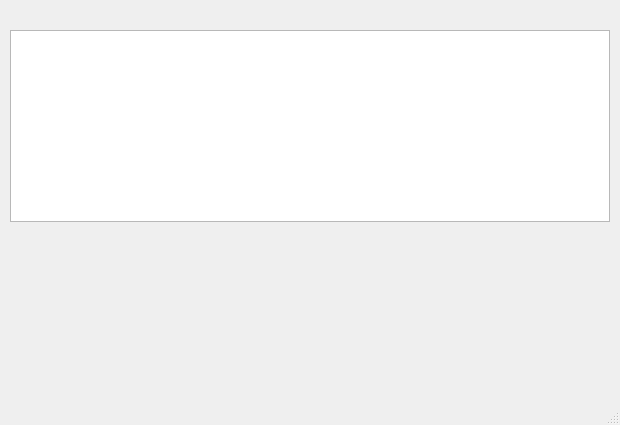
Apolsid/mi_e20, file untitled.ui: the form before one commit.
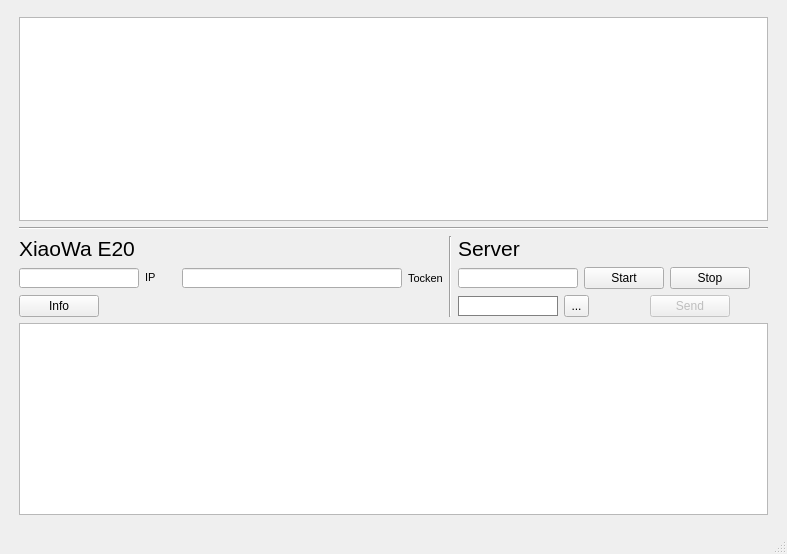
The form after the commit.

What changed in the file:
```diff
--- a/untitled.ui
+++ b/untitled.ui
@@ -6,8 +6,8 @@
    <rect>
     <x>0</x>
     <y>0</y>
-    <width>620</width>
-    <height>425</height>
+    <width>787</width>
+    <height>554</height>
    </rect>
   </property>
   <property name="sizePolicy">
@@ -20,26 +20,444 @@
    <string>Package manager (XiaoWa E20)</string>
   </property>
   <widget class="QWidget" name="centralwidget">
-   <widget class="QListWidget" name="listWidget">
-    <property name="geometry">
-     <rect>
-      <x>10</x>
-      <y>30</y>
-      <width>600</width>
-      <height>192</height>
-     </rect>
-    </property>
-   </widget>
-  </widget>
-  <widget class="QMenuBar" name="menubar">
-   <property name="geometry">
-    <rect>
-     <x>0</x>
-     <y>0</y>
-     <width>620</width>
-     <height>21</height>
-    </rect>
-   </property>
+   <layout class="QHBoxLayout" name="horizontalLayout_8">
+    <item>
+     <layout class="QVBoxLayout" name="verticalLayout_4">
+      <property name="leftMargin">
+       <number>10</number>
+      </property>
+      <property name="topMargin">
+       <number>8</number>
+      </property>
+      <property name="rightMargin">
+       <number>10</number>
+      </property>
+      <property name="bottomMargin">
+       <number>8</number>
+      </property>
+      <item>
+       <widget class="QListWidget" name="list_rows"/>
+      </item>
+      <item>
+       <widget class="Line" name="line_3">
+        <property name="orientation">
+         <enum>Qt::Horizontal</enum>
+        </property>
+       </widget>
+      </item>
+      <item>
+       <layout class="QVBoxLayout" name="verticalLayout_3">
+        <item>
+         <layout class="QHBoxLayout" name="horizontalLayout_7">
+          <item>
+           <layout class="QVBoxLayout" name="verticalLayout_2">
+            <item>
+             <layout class="QHBoxLayout" name="horizontalLayout_3">
+              <item>
+               <widget class="QLabel" name="label_2">
+                <property name="font">
+                 <font>
+                  <pointsize>16</pointsize>
+                 </font>
+                </property>
+                <property name="text">
+                 <string>XiaoWa E20</string>
+                </property>
+               </widget>
+              </item>
+              <item>
+               <spacer name="horizontalSpacer_3">
+                <property name="orientation">
+                 <enum>Qt::Horizontal</enum>
+                </property>
+                <property name="sizeHint" stdset="0">
+                 <size>
+                  <width>40</width>
+                  <height>20</height>
+                 </size>
+                </property>
+               </spacer>
+              </item>
+             </layout>
+            </item>
+            <item>
+             <layout class="QHBoxLayout" name="horizontalLayout_4">
+              <item>
+               <widget class="QLineEdit" name="e_robot_ip">
+                <property name="sizePolicy">
+                 <sizepolicy hsizetype="Fixed" vsizetype="Fixed">
+                  <horstretch>0</horstretch>
+                  <verstretch>0</verstretch>
+                 </sizepolicy>
+                </property>
+                <property name="minimumSize">
+                 <size>
+                  <width>120</width>
+                  <height>20</height>
+                 </size>
+                </property>
+                <property name="maximumSize">
+                 <size>
+                  <width>120</width>
+                  <height>20</height>
+                 </size>
+                </property>
+                <property name="alignment">
+                 <set>Qt::AlignCenter</set>
+                </property>
+               </widget>
+              </item>
+              <item>
+               <widget class="QLabel" name="label_3">
+                <property name="sizePolicy">
+                 <sizepolicy hsizetype="Fixed" vsizetype="Fixed">
+                  <horstretch>0</horstretch>
+                  <verstretch>0</verstretch>
+                 </sizepolicy>
+                </property>
+                <property name="font">
+                 <font>
+                  <pointsize>8</pointsize>
+                 </font>
+                </property>
+                <property name="text">
+                 <string>IP</string>
+                </property>
+               </widget>
+              </item>
+              <item>
+               <spacer name="horizontalSpacer_6">
+                <property name="orientation">
+                 <enum>Qt::Horizontal</enum>
+                </property>
+                <property name="sizeType">
+                 <enum>QSizePolicy::Fixed</enum>
+                </property>
+                <property name="sizeHint" stdset="0">
+                 <size>
+                  <width>20</width>
+                  <height>20</height>
+                 </size>
+                </property>
+               </spacer>
+              </item>
+              <item>
+               <widget class="QLineEdit" name="e_robot_tocken">
+                <property name="sizePolicy">
+                 <sizepolicy hsizetype="Fixed" vsizetype="Fixed">
+                  <horstretch>0</horstretch>
+                  <verstretch>0</verstretch>
+                 </sizepolicy>
+                </property>
+                <property name="minimumSize">
+                 <size>
+                  <width>220</width>
+                  <height>20</height>
+                 </size>
+                </property>
+                <property name="maximumSize">
+                 <size>
+                  <width>220</width>
+                  <height>20</height>
+                 </size>
+                </property>
+                <property name="alignment">
+                 <set>Qt::AlignCenter</set>
+                </property>
+               </widget>
+              </item>
+              <item>
+               <widget class="QLabel" name="label_4">
+                <property name="font">
+                 <font>
+                  <pointsize>8</pointsize>
+                 </font>
+                </property>
+                <property name="text">
+                 <string>Tocken</string>
+                </property>
+               </widget>
+              </item>
+              <item>
+               <spacer name="horizontalSpacer_7">
+                <property name="orientation">
+                 <enum>Qt::Horizontal</enum>
+                </property>
+                <property name="sizeHint" stdset="0">
+                 <size>
+                  <width>0</width>
+                  <height>20</height>
+                 </size>
+                </property>
+               </spacer>
+              </item>
+             </layout>
+            </item>
+            <item>
+             <layout class="QHBoxLayout" name="horizontalLayout_5">
+              <item>
+               <widget class="QPushButton" name="btn_robot_info">
+                <property name="text">
+                 <string>Info</string>
+                </property>
+               </widget>
+              </item>
+              <item>
+               <spacer name="horizontalSpacer_4">
+                <property name="orientation">
+                 <enum>Qt::Horizontal</enum>
+                </property>
+                <property name="sizeHint" stdset="0">
+                 <size>
+                  <width>40</width>
+                  <height>20</height>
+                 </size>
+                </property>
+               </spacer>
+              </item>
+             </layout>
+            </item>
+           </layout>
+          </item>
+          <item>
+           <widget class="Line" name="line_2">
+            <property name="orientation">
+             <enum>Qt::Vertical</enum>
+            </property>
+           </widget>
+          </item>
+          <item>
+           <layout class="QVBoxLayout" name="verticalLayout">
+            <item>
+             <layout class="QHBoxLayout" name="horizontalLayout_2">
+              <item>
+               <widget class="QLabel" name="label">
+                <property name="font">
+                 <font>
+                  <pointsize>16</pointsize>
+                 </font>
+                </property>
+                <property name="text">
+                 <string>Server</string>
+                </property>
+               </widget>
+              </item>
+              <item>
+               <spacer name="horizontalSpacer_2">
+                <property name="orientation">
+                 <enum>Qt::Horizontal</enum>
+                </property>
+                <property name="sizeHint" stdset="0">
+                 <size>
+                  <width>0</width>
+                  <height>20</height>
+                 </size>
+                </property>
+               </spacer>
+              </item>
+             </layout>
+            </item>
+            <item>
+             <layout class="QHBoxLayout" name="horizontalLayout">
+              <item>
+               <widget class="QLineEdit" name="e_server_ip">
+                <property name="sizePolicy">
+                 <sizepolicy hsizetype="Fixed" vsizetype="Fixed">
+                  <horstretch>0</horstretch>
+                  <verstretch>0</verstretch>
+                 </sizepolicy>
+                </property>
+                <property name="minimumSize">
+                 <size>
+                  <width>120</width>
+                  <height>20</height>
+                 </size>
+                </property>
+                <property name="maximumSize">
+                 <size>
+                  <width>120</width>
+                  <height>20</height>
+                 </size>
+                </property>
+                <property name="alignment">
+                 <set>Qt::AlignCenter</set>
+                </property>
+               </widget>
+              </item>
+              <item>
+               <widget class="QPushButton" name="btn_server_start">
+                <property name="text">
+                 <string>Start</string>
+                </property>
+               </widget>
+              </item>
+              <item>
+               <widget class="QPushButton" name="btn_server_stop">
+                <property name="text">
+                 <string>Stop</string>
+                </property>
+               </widget>
+              </item>
+              <item>
+               <spacer name="horizontalSpacer">
+                <property name="orientation">
+                 <enum>Qt::Horizontal</enum>
+                </property>
+                <property name="sizeHint" stdset="0">
+                 <size>
+                  <width>0</width>
+                  <height>20</height>
+                 </size>
+                </property>
+               </spacer>
+              </item>
+             </layout>
+            </item>
+            <item>
+             <layout class="QHBoxLayout" name="horizontalLayout_6">
+              <item>
+               <widget class="QLabel" name="l_file">
+                <property name="sizePolicy">
+                 <sizepolicy hsizetype="Fixed" vsizetype="Fixed">
+                  <horstretch>0</horstretch>
+                  <verstretch>0</verstretch>
+                 </sizepolicy>
+                </property>
+                <property name="minimumSize">
+                 <size>
+                  <width>100</width>
+                  <height>20</height>
+                 </size>
+                </property>
+                <property name="maximumSize">
+                 <size>
+                  <width>100</width>
+                  <height>20</height>
+                 </size>
+                </property>
+                <property name="styleSheet">
+                 <string notr="true">background-color:rgb(255, 255, 255);
+border: 1px solid gray;</string>
+                </property>
+                <property name="text">
+                 <string/>
+                </property>
+               </widget>
+              </item>
+              <item>
+               <widget class="QToolButton" name="btn_server_file">
+                <property name="minimumSize">
+                 <size>
+                  <width>25</width>
+                  <height>22</height>
+                 </size>
+                </property>
+                <property name="maximumSize">
+                 <size>
+                  <width>25</width>
+                  <height>22</height>
+                 </size>
+                </property>
+                <property name="text">
+                 <string>...</string>
+                </property>
+               </widget>
+              </item>
+              <item>
+               <spacer name="horizontalSpacer_5">
+                <property name="orientation">
+                 <enum>Qt::Horizontal</enum>
+                </property>
+                <property name="sizeType">
+                 <enum>QSizePolicy::Fixed</enum>
+                </property>
+                <property name="sizeHint" stdset="0">
+                 <size>
+                  <width>55</width>
+                  <height>20</height>
+                 </size>
+                </property>
+               </spacer>
+              </item>
+              <item>
+               <widget class="QPushButton" name="btn_server_send">
+                <property name="enabled">
+                 <bool>false</bool>
+                </property>
+                <property name="text">
+                 <string>Send</string>
+                </property>
+               </widget>
+              </item>
+              <item>
+               <spacer name="horizontalSpacer_8">
+                <property name="orientation">
+                 <enum>Qt::Horizontal</enum>
+                </property>
+                <property name="sizeHint" stdset="0">
+                 <size>
+                  <width>0</width>
+                  <height>20</height>
+                 </size>
+                </property>
+               </spacer>
+              </item>
+             </layout>
+            </item>
+           </layout>
+          </item>
+         </layout>
+        </item>
+        <item>
+         <widget class="QListView" name="listView">
+          <property name="sizePolicy">
+           <sizepolicy hsizetype="Preferred" vsizetype="Fixed">
+            <horstretch>0</horstretch>
+            <verstretch>0</verstretch>
+           </sizepolicy>
+          </property>
+          <property name="minimumSize">
+           <size>
+            <width>0</width>
+            <height>50</height>
+           </size>
+          </property>
+          <property name="maximumSize">
+           <size>
+            <width>16777215</width>
+            <height>16777215</height>
+           </size>
+          </property>
+         </widget>
+        </item>
+       </layout>
+      </item>
+     </layout>
+    </item>
+   </layout>
+   <zorder>list_rows</zorder>
+   <zorder></zorder>
+   <zorder>btn_server_start</zorder>
+   <zorder>btn_server_stop</zorder>
+   <zorder>e_server_ip</zorder>
+   <zorder>label</zorder>
+   <zorder>horizontalSpacer_2</zorder>
+   <zorder>l_file</zorder>
+   <zorder>line_3</zorder>
+   <zorder>label_2</zorder>
+   <zorder>horizontalSpacer_3</zorder>
+   <zorder>e_robot_ip</zorder>
+   <zorder>e_robot_tocken</zorder>
+   <zorder>listView</zorder>
+   <zorder>btn_robot_info</zorder>
+   <zorder>horizontalSpacer_4</zorder>
+   <zorder>horizontalSpacer_5</zorder>
+   <zorder>btn_robot_info</zorder>
+   <zorder>btn_server_file</zorder>
+   <zorder>line_2</zorder>
+   <zorder>btn_server_send</zorder>
+   <zorder>horizontalSpacer_5</zorder>
+   <zorder>horizontalSpacer_8</zorder>
   </widget>
   <widget class="QStatusBar" name="statusbar">
    <property name="sizePolicy">
```
